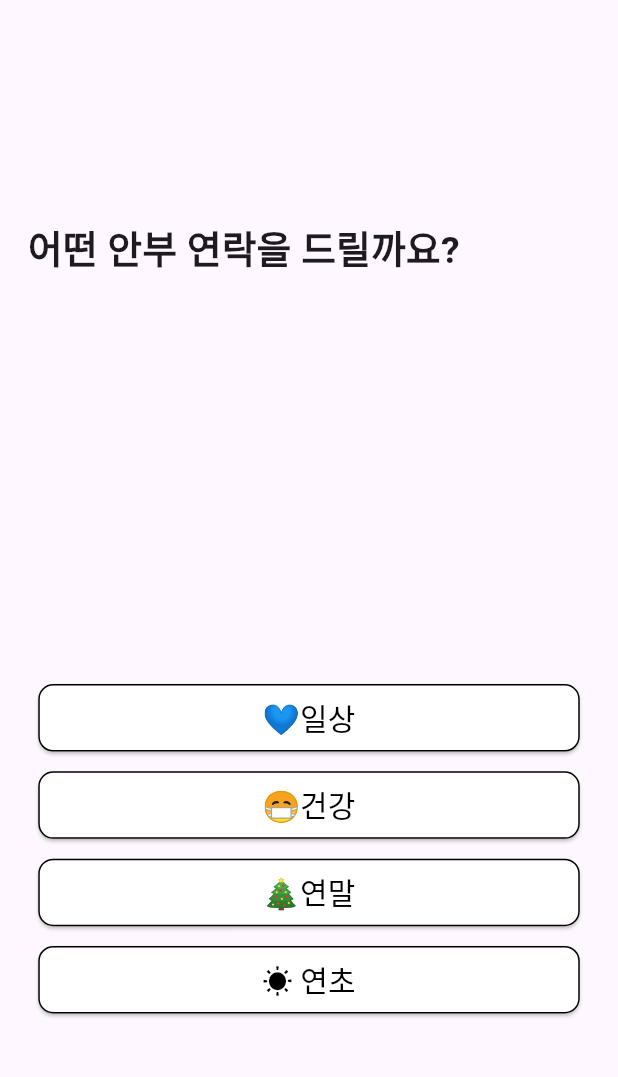
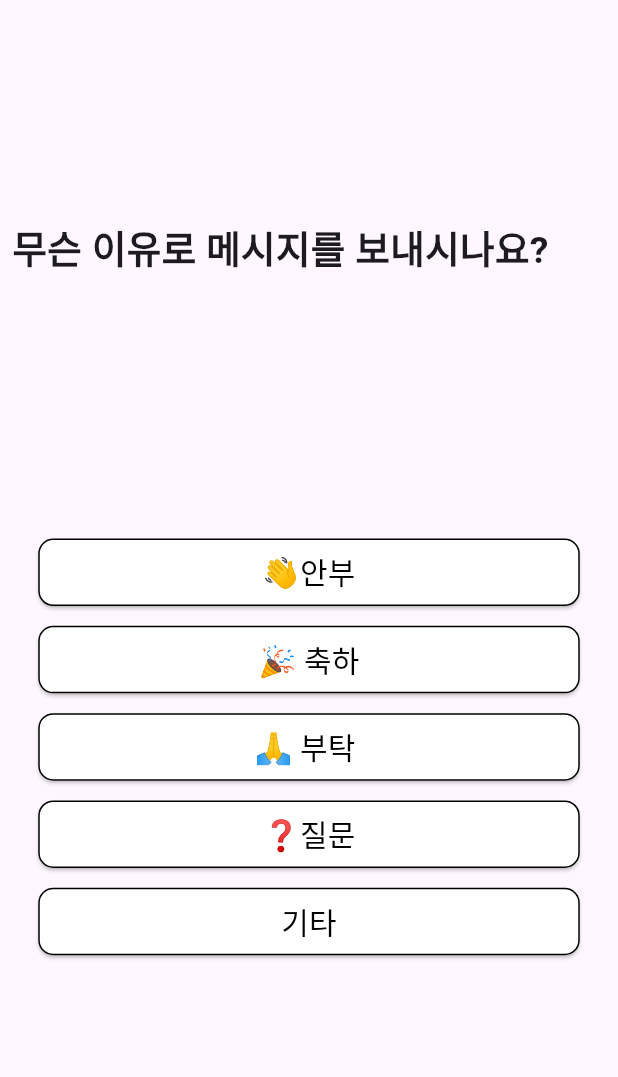
Before and after one commit to pdhyeong/potenday, a Flutter app: the ReasonScreen screen opened directly, on a phone screen of 412 x 824 dp, the part 133-1210 px from its top. Run offline on Flutter 3.47's test engine with Material 3 defaults, Android fonts, the phone set to English and light mode, and no system bars; missing offline and left inert: kakao_flutter_sdk.

Commit message:
Update Reason_screen.dart

```diff
--- a/lib/screen/Reason_screen.dart
+++ b/lib/screen/Reason_screen.dart
@@ -1,7 +1,86 @@
 import 'package:flutter/material.dart';
+import 'package:provider/provider.dart';
+import 'package:potenday/screen/SubReason_screen.dart';
+import 'package:potenday/main.dart';
 
 class ReasonScreen extends StatelessWidget {
-  const ReasonScreen({super.key});
+  const ReasonScreen({Key? key}) : super(key: key);
+
+  void _navigateToReasonScreen(BuildContext context, String target) {
+    GlobalStore globalStore = Provider.of<GlobalStore>(context, listen: false);
+    globalStore.arr[4] = target;
+    print(globalStore.arr);
+    Navigator.of(context).push(MaterialPageRoute(
+      builder: (_) => const SubReasonScreen(),
+    ));
+  }
+
+  void _showInputDialog(BuildContext context) {
+    TextEditingController textEditingController = TextEditingController();
+
+    showDialog(
+      context: context,
+      builder: (context) => AlertDialog(
+        title: const Text('기타'),
+        content: TextField(
+          controller: textEditingController,
+          decoration: const InputDecoration(labelText: '기타 입력'),
+        ),
+        actions: [
+          ElevatedButton(
+            onPressed: () {
+              String enteredText = textEditingController.text.trim();
+              if (enteredText.isNotEmpty) {
+                GlobalStore globalStore =
+                    Provider.of<GlobalStore>(context, listen: false);
+                globalStore.arr[3] = enteredText;
+                print(globalStore.arr);
+                Navigator.of(context).pushReplacement(MaterialPageRoute(
+                  builder: (_) => const ReasonScreen(),
+                ));
+              } else {
+                ScaffoldMessenger.of(context).showSnackBar(
+                  const SnackBar(
+                    content: Text('입력된 텍스트가 없습니다.'),
+                  ),
+                );
+              }
+            },
+            child: const Text('저장'),
+          ),
+        ],
+      ),
+    );
+  }
+
+  Widget _buildElevatedButton(BuildContext context, String label, String target,
+      double verticalPosition) {
+    return Align(
+      alignment: AlignmentDirectional(0.00, verticalPosition),
+      child: ElevatedButton(
+        style: ElevatedButton.styleFrom(
+          foregroundColor: Colors.black,
+          backgroundColor: Colors.white,
+          fixedSize: const Size(361, 45),
+          shape: RoundedRectangleBorder(
+            side: const BorderSide(width: 1, color: Colors.black),
+            borderRadius: BorderRadius.circular(10),
+          ),
+        ),
+        onPressed: label == '기타'
+            ? () => _showInputDialog(context)
+            : () => _navigateToReasonScreen(context, target),
+        child: Text(
+          label,
+          style: const TextStyle(
+            fontSize: 20,
+            fontWeight: FontWeight.w400,
+          ),
+        ),
+      ),
+    );
+  }
+
   @override
   Widget build(BuildContext context) {
     return Scaffold(
@@ -16,90 +95,13 @@ class ReasonScreen extends StatelessWidget {
                 height: 50,
               ),
             ),
-            Align(
-              alignment: const AlignmentDirectional(0.00, 0.4),
-              child: ElevatedButton(
-                style: ElevatedButton.styleFrom(
-                  foregroundColor: Colors.black,
-                  backgroundColor: Colors.white,
-                  fixedSize: const Size(361, 45),
-                  shape: RoundedRectangleBorder(
-                    side: const BorderSide(width: 1, color: Colors.black),
-                    borderRadius: BorderRadius.circular(10),
-                  ),
-                ),
-                onPressed: () {},
-                child: const Text('💙일상',
-                    style: TextStyle(
-                      fontSize: 20,
-                      fontWeight: FontWeight.w400,
-                    )),
-              ),
-            ),
-            Align(
-              alignment: const AlignmentDirectional(0.00, 0.55),
-              child: ElevatedButton(
-                style: ElevatedButton.styleFrom(
-                  foregroundColor: Colors.black,
-                  backgroundColor: Colors.white,
-                  fixedSize: const Size(361, 45),
-                  shape: RoundedRectangleBorder(
-                    side: const BorderSide(width: 1, color: Colors.black),
-                    borderRadius: BorderRadius.circular(10),
-                  ),
-                ),
-                onPressed: () {},
-                child: const Text('😷건강',
-                    style: TextStyle(
-                      fontSize: 20,
-                      fontWeight: FontWeight.w400,
-                    )),
-              ),
-            ),
-            Align(
-              alignment: const AlignmentDirectional(0.00, 0.7),
-              child: ElevatedButton(
-                style: ElevatedButton.styleFrom(
-                  foregroundColor: Colors.black,
-                  backgroundColor: Colors.white,
-                  fixedSize: const Size(361, 45),
-                  shape: RoundedRectangleBorder(
-                    side: const BorderSide(width: 1, color: Colors.black),
-                    borderRadius: BorderRadius.circular(10),
-                  ),
-                ),
-                onPressed: () {},
-                child: const Text('🎄연말',
-                    style: TextStyle(
-                      fontSize: 20,
-                      fontWeight: FontWeight.w400,
-                    )),
-              ),
-            ),
-            Align(
-              alignment: const AlignmentDirectional(0.00, 0.85),
-              child: ElevatedButton(
-                style: ElevatedButton.styleFrom(
-                  foregroundColor: Colors.black,
-                  backgroundColor: Colors.white,
-                  fixedSize: const Size(361, 45),
-                  shape: RoundedRectangleBorder(
-                    side: const BorderSide(width: 1, color: Colors.black),
-                    borderRadius: BorderRadius.circular(10),
-                  ),
-                ),
-                onPressed: () {},
-                child: const Text('☀️ 연초',
-                    style: TextStyle(
-                      fontSize: 20,
-                      fontWeight: FontWeight.w400,
-                    )),
-              ),
-            ),
+            for (var i = 0; i < options.length; i++)
+              _buildElevatedButton(
+                  context, options[i].label, options[i].target, 0.15 * (i + 1)),
             const Align(
               alignment: AlignmentDirectional(-0.70, -0.40),
               child: Text(
-                '어떤 안부 연락을 드릴까요?',
+                '무슨 이유로 메시지를 보내시나요?',
                 style: TextStyle(
                   fontSize: 25,
                   fontWeight: FontWeight.w600,
@@ -120,3 +122,18 @@ class ReasonScreen extends StatelessWidget {
     );
   }
 }
+
+class Option {
+  final String label;
+  final String target;
+
+  const Option({required this.label, required this.target});
+}
+
+final List<Option> options = [
+  const Option(label: '👋안부', target: '👋안부'),
+  const Option(label: '🎉 축하', target: '🎉 축하'),
+  const Option(label: '🙏 부탁 ', target: '🙏 부탁 '),
+  const Option(label: '❓질문', target: '❓질문'),
+  const Option(label: '기타', target: '기타'),
+];
```
